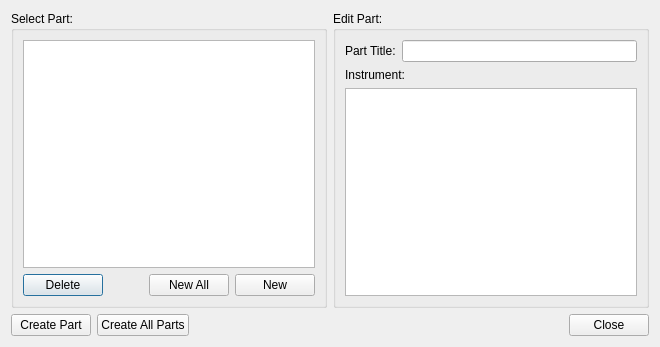
This is mscore/mscore/excerptsdialog.ui in musescore/musescore-old as Qt 5 draws it before an edit. The edited form follows.
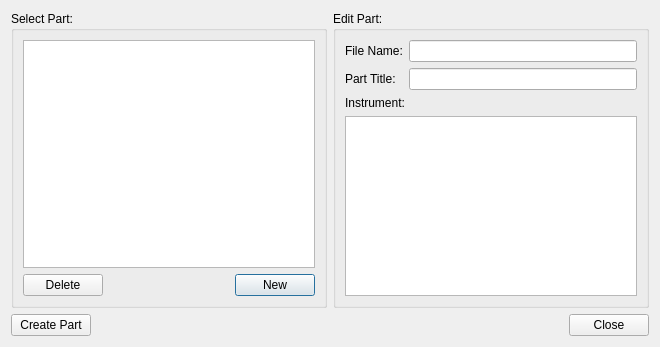
This is the edited form.

The edit to the form file:
```diff
--- a/mscore/mscore/excerptsdialog.ui
+++ b/mscore/mscore/excerptsdialog.ui
@@ -19,8 +19,8 @@
      <property name="title">
       <string>Select Part:</string>
      </property>
-     <property name="flat">
-      <bool>false</bool>
+     <property name="flat" >
+      <bool>true</bool>
      </property>
      <layout class="QVBoxLayout">
       <item>
@@ -53,17 +53,13 @@
          </spacer>
         </item>
         <item>
-         <widget class="QPushButton" name="newAllButton" >
+         <widget class="QPushButton" name="newButton" >
           <property name="text" >
-           <string>New All</string>
-          </property>
-         </widget>
-        </item>
-        <item>
-         <widget class="QPushButton" name="newButton">
-          <property name="text">
            <string>New</string>
           </property>
+          <property name="default">
+           <bool>true</bool>
+          </property>          
          </widget>
         </item>
        </layout>
@@ -76,29 +72,39 @@
      <property name="title">
       <string>Edit Part:</string>
      </property>
-     <property name="flat">
-      <bool>false</bool>
+     <property name="flat" >
+      <bool>true</bool>
      </property>
-     <layout class="QGridLayout">
-      <item row="0" column="0">
-       <widget class="QLabel" name="label_2">
-        <property name="text">
+     <layout class="QGridLayout" >
+      <item row="0" column="0" >
+       <widget class="QLabel" name="label" >
+        <property name="text" >
+         <string>File Name:</string>
+        </property>
+       </widget>
+      </item>
+      <item row="0" column="1" >
+       <widget class="QLineEdit" name="name" />
+      </item>
+      <item row="1" column="0" >
+       <widget class="QLabel" name="label_2" >
+        <property name="text" >
          <string>Part Title:</string>
         </property>
        </widget>
       </item>
-      <item row="0" column="1">
-       <widget class="QLineEdit" name="title"/>
+      <item row="1" column="1" >
+       <widget class="QLineEdit" name="title" />
       </item>
-      <item row="1" column="0" colspan="2">
-       <widget class="QLabel" name="label_3">
-        <property name="text">
+      <item row="2" column="0" colspan="2" >
+       <widget class="QLabel" name="label_3" >
+        <property name="text" >
          <string>Instrument:</string>
         </property>
        </widget>
       </item>
-      <item row="2" column="0" colspan="2">
-       <widget class="QListWidget" name="partList"/>
+      <item row="3" column="0" colspan="2" >
+       <widget class="QListWidget" name="partList" />
       </item>
      </layout>
     </widget>
@@ -112,13 +118,6 @@
        </property>
       </widget>
      </item>
-     <item>
-      <widget class="QPushButton" name="createAllExcerpts" >
-       <property name="text" >
-        <string>Create All Parts</string>
-       </property>
-      </widget>
-     </item>
      <item>
       <spacer>
        <property name="orientation">
```
Left out of the diff: 59 changed lines with no effect on the pictures.
